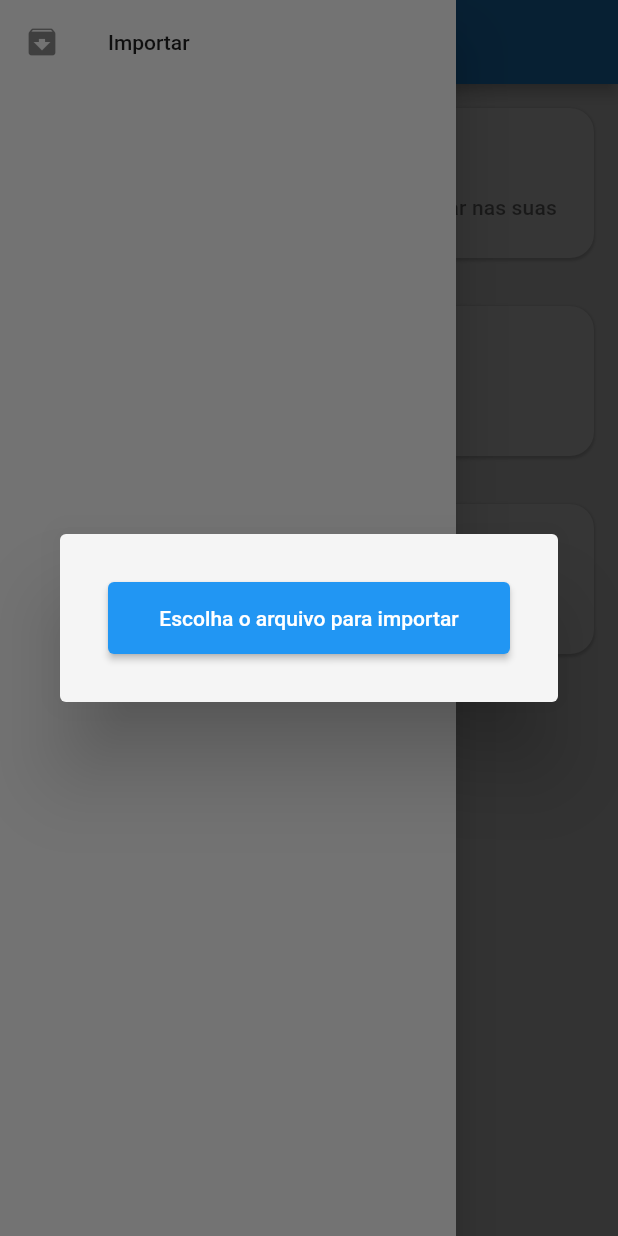
After one commit to gustavo-hillesheim/kitchen_helper, a Flutter app: the screen it shows after launch, in the side drawer, after a tap on "Importar", on a phone screen of 412 x 824 dp. The commit adds this screen. Run offline on Flutter 3.47's test engine with Material 2 defaults, Android fonts, the phone set to English and light mode, and no system bars; our stand-ins replace bloc, datetime_picker_formfield, dropdown_search, equatable, file_picker, flutter_modular and 3 more; missing offline and left inert: multi_value_listenable_builder; accounts and stored records are empty; generated files the repository leaves out were written again.

Commit message:
Created ImportDialog

```diff
--- /dev/null
+++ b/lib/presenter/screens/import/import_dialog.dart
@@ -0,0 +1,100 @@
+import 'package:file_picker/file_picker.dart';
+import 'package:flutter/foundation.dart';
+import 'package:flutter/material.dart';
+import 'package:kitchen_helper/presenter/screens/states.dart';
+
+import '../../presenter.dart';
+import 'import_dialog_bloc.dart';
+
+class ImportDialog extends StatefulWidget {
+  const ImportDialog({Key? key}) : super(key: key);
+
+  @override
+  State<ImportDialog> createState() => _ImportDialogState();
+}
+
+class _ImportDialogState extends State<ImportDialog> {
+  late ImportDialogBloc bloc;
+
+  @override
+  void initState() {
+    bloc = ImportDialogBloc();
+    super.initState();
+  }
+
+  @override
+  Widget build(BuildContext context) {
+    return Dialog(
+      backgroundColor: Theme.of(context).scaffoldBackgroundColor,
+      child: Padding(
+        padding: kLargeEdgeInsets,
+        child: StreamBuilder<ScreenState<Map<String, List>?>>(
+          stream: bloc.stream,
+          builder: (context, snapshot) {
+            final data = snapshot.data;
+            if (data is FailureState) {
+              return Text(
+                (data as FailureState).failure.message,
+                style: const TextStyle(color: Colors.red),
+              );
+            }
+            if (data is SuccessState) {
+              return _buildImportButton((data as SuccessState).value);
+            }
+            return _buildFilePickerButton(data is LoadingState);
+          },
+        ),
+      ),
+    );
+  }
+
+  Widget _buildImportButton(Map<String, List> dataToImport) {
+    final textTheme = Theme.of(context).textTheme;
+    return Column(
+      mainAxisSize: MainAxisSize.min,
+      crossAxisAlignment: CrossAxisAlignment.start,
+      children: [
+        Text('Foram encontrados:', style: textTheme.headline6),
+        kMediumSpacerVertical,
+        if (dataToImport['ingredients']?.isNotEmpty ?? false)
+          Text(
+            '${dataToImport['ingredients']!.length} ingredientes',
+            style: textTheme.subtitle2,
+          ),
+        if (dataToImport['recipes']?.isNotEmpty ?? false)
+          Text(
+            '${dataToImport['recipes']!.length} receitas',
+            style: textTheme.subtitle2,
+          ),
+        if (dataToImport['orders']?.isNotEmpty ?? false)
+          Text(
+            '${dataToImport['orders']!.length} pedidos',
+            style: textTheme.subtitle2,
+          ),
+        kMediumSpacerVertical,
+        PrimaryButton(
+          child: const Text('Importar'),
+          onPressed: () {},
+        ),
+      ],
+    );
+  }
+
+  Widget _buildFilePickerButton(bool isLoading) {
+    return PrimaryButton(
+      isLoading: isLoading,
+      child: const Text('Escolha o arquivo para importar'),
+      onPressed: _handleFilePickerButtonTap,
+    );
+  }
+
+  void _handleFilePickerButtonTap() async {
+    final result = await FilePicker.platform.pickFiles(
+      allowedExtensions: ['json'],
+      type: FileType.custom,
+    );
+    if (result != null) {
+      bloc.readData(result.files.single.path!);
+    }
+  }
+}
--- a/lib/presenter/screens/menu/menu_screen.dart
+++ b/lib/presenter/screens/menu/menu_screen.dart
@@ -1,4 +1,5 @@
 import 'package:flutter/material.dart';
+import 'package:kitchen_helper/presenter/screens/import/import_dialog.dart';
 
 import 'widgets/page_description_tile.dart';
 
@@ -10,6 +11,18 @@ class MenuScreen extends StatelessWidget {
     return Scaffold(
       appBar: AppBar(
         title: const Text('Ajudante de cozinha'),
+      ),
+      drawer: Drawer(
+        child: ListView(children: [
+          ListTile(
+            onTap: () => showDialog(
+              context: context,
+              builder: (_) => const ImportDialog(),
+            ),
+            leading: const Icon(Icons.archive),
+            title: const Text('Importar'),
+          ),
+        ]),
       ),
       body: SingleChildScrollView(
         child: Column(
--- a/lib/presenter/widgets/primary_button.dart
+++ b/lib/presenter/widgets/primary_button.dart
@@ -18,6 +18,9 @@ class PrimaryButton extends StatelessWidget {
       minimumSize: MaterialStateProperty.all(
         const Size.fromHeight(48),
       ),
+      maximumSize: MaterialStateProperty.all(
+        const Size.fromHeight(48),
+      ),
       backgroundColor: MaterialStateProperty.all(
         Theme.of(context).colorScheme.secondary,
       ),
@@ -27,7 +30,11 @@ class PrimaryButton extends StatelessWidget {
       return ElevatedButton(
         style: buttonStyle,
         onPressed: null,
-        child: const Center(child: CircularProgressIndicator()),
+        child: Center(
+          child: CircularProgressIndicator(
+            color: Theme.of(context).scaffoldBackgroundColor,
+          ),
+        ),
       );
     }
     return ElevatedButton(
--- a/pubspec.yaml
+++ b/pubspec.yaml
@@ -26,6 +26,7 @@ dependencies:
   multi_value_listenable_builder: ^0.0.2
   intl: ^0.17.0
   datetime_picker_formfield: ^2.0.0
+  file_picker: ^4.3.2
 
 dev_dependencies:
   flutter_test:
```
Also changed, not shown: lib/presenter/screens/import/import_dialog_bloc.dart (added, +38 -0 lines), pubspec.lock.
